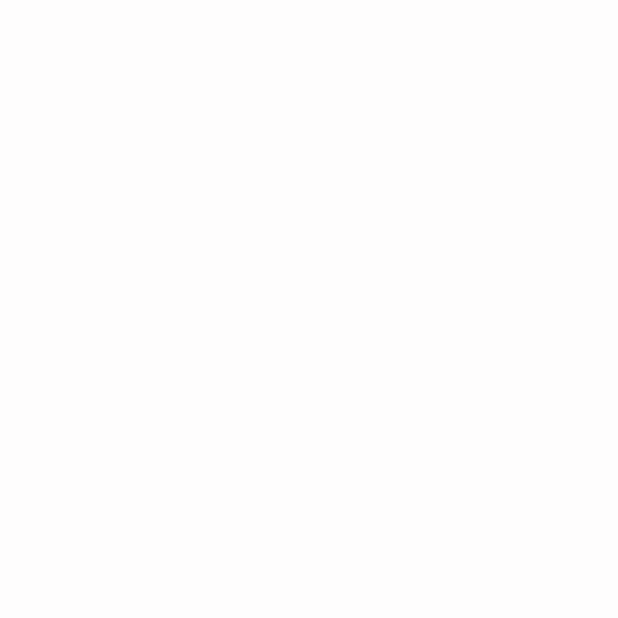
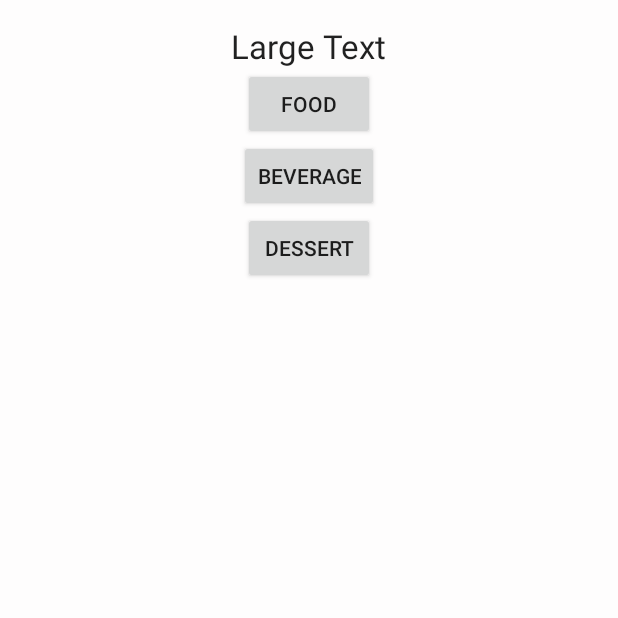
Before and after one commit to mmoookkkk/ICANTEEN, an Android app: the Choosing screen opened directly, with no data from a screen before it, on a phone screen of 412 x 824 dp, the top half of it. Before the commit the part shown is empty. Run offline under Robolectric (Android 15) with nearby library versions, the phone set to English and light mode, and no system bars.

Commit message:
sed rob 2

```diff
--- a/app/src/main/res/layout/content_choosing.xml
+++ b/app/src/main/res/layout/content_choosing.xml
@@ -3,12 +3,42 @@
     xmlns:tools="http://schemas.android.com/tools"
     xmlns:app="http://schemas.android.com/apk/res-auto" android:layout_width="match_parent"
     android:layout_height="match_parent" android:paddingLeft="@dimen/activity_horizontal_margin"
+    android:orientation="vertical"
     android:paddingRight="@dimen/activity_horizontal_margin"
     android:paddingTop="@dimen/activity_vertical_margin"
     android:paddingBottom="@dimen/activity_vertical_margin"
     app:layout_behavior="@string/appbar_scrolling_view_behavior"
     tools:showIn="@layout/activity_choosing"
     tools:context="com.example.phanthilasaengthong.icanteen.Choosing"
-    android:background="#fefdfd">
+    android:background="#fefdfd"
+    android:weightSum="1">
 
+    <TextView
+        android:layout_width="wrap_content"
+        android:layout_height="wrap_content"
+        android:textAppearance="?android:attr/textAppearanceLarge"
+        android:text="Large Text"
+        android:id="@+id/textView2"
+        android:layout_gravity="center_horizontal" />
+
+    <Button
+        android:layout_width="wrap_content"
+        android:layout_height="wrap_content"
+        android:text="FOOD"
+        android:id="@+id/button_food"
+        android:layout_gravity="center_horizontal" />
+
+    <Button
+        android:layout_width="wrap_content"
+        android:layout_height="wrap_content"
+        android:text="Beverage"
+        android:id="@+id/button_beverage"
+        android:layout_gravity="center_horizontal" />
+
+    <Button
+        android:layout_width="wrap_content"
+        android:layout_height="wrap_content"
+        android:text="DESSERT"
+        android:id="@+id/button_dessert"
+        android:layout_gravity="center_horizontal" />
 </LinearLayout>
```
